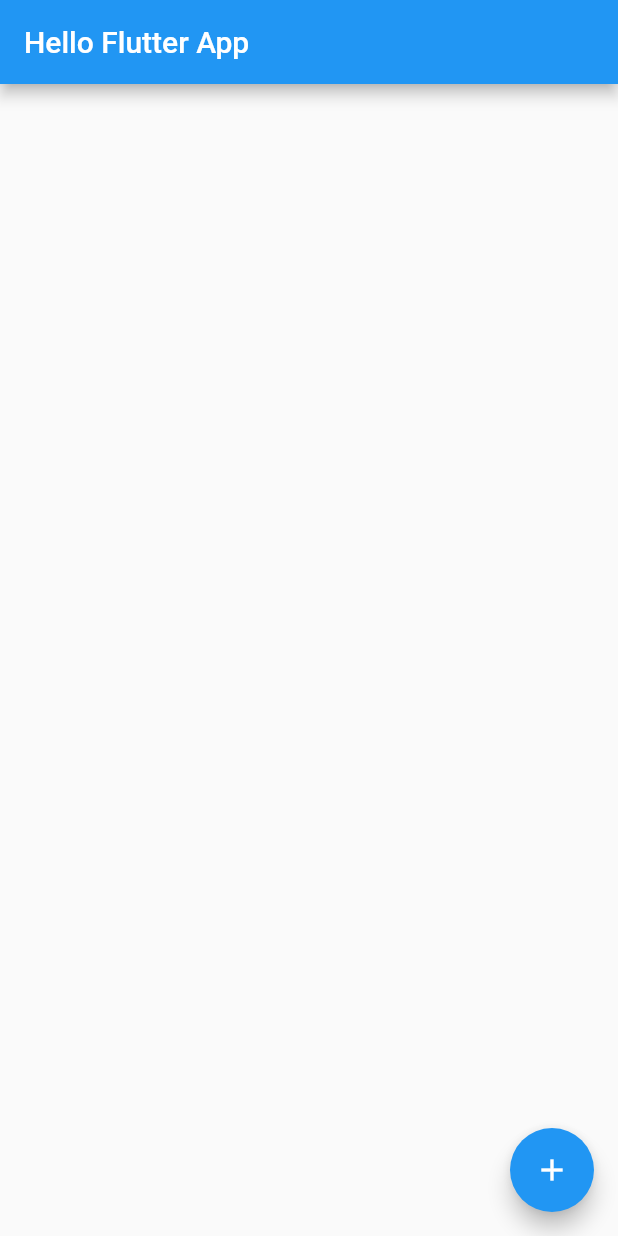
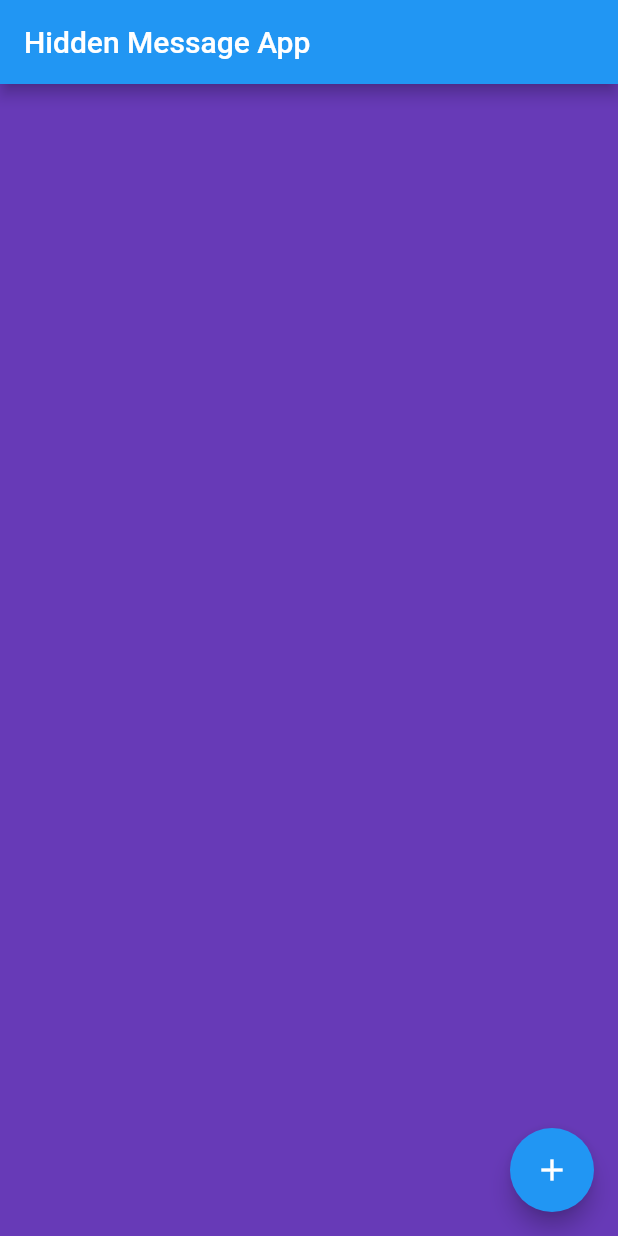
Before and after one commit to KevMorelli/Courses, a Flutter app: the screen it shows after launch, on a phone screen of 412 x 824 dp. Run offline on Flutter 3.47's test engine with Material 2 defaults, Android fonts, the phone set to English and light mode, and no system bars.

Commit message:
Design own style

```diff
--- a/2019/08 - Flutter Introduction/Hello Flutter/hello_flutter/lib/main.dart
+++ b/2019/08 - Flutter Introduction/Hello Flutter/hello_flutter/lib/main.dart
@@ -6,11 +6,8 @@
   @override
   Widget build(BuildContext context) {
     return MaterialApp(
-      title: 'Flutter Demo',
-      theme: ThemeData(
-        primarySwatch: Colors.blue,
-      ),
-      home: MyHomePage(title: 'Hello Flutter App'),
+      title: 'Hello Flutter App',
+      home: MyHomePage(title: 'Hidden Message App'),
     );
   }
 }
@@ -26,14 +23,14 @@
 
 class _MyHomePageState extends State<MyHomePage> {
   int counter = 0;
-  var template = "Hello Flutter!";
-  var message = "";
+  var template = 'Hello Flutter!';
+  var message = '';
 
   void incrementCounter() {
     setState(() {
       if (counter < template.length) {
         counter++;
-        message = "";
+        message = '';
 
         for (int i = 0; i < counter; i++) {
           message += template[i];
@@ -48,15 +45,16 @@
       appBar: AppBar(
         title: Text(widget.title),
       ),
-      body: Center(
-        child: Column(
-          mainAxisAlignment: MainAxisAlignment.center,
-          children: <Widget>[
-            Text(
-              '$message',
-              style: Theme.of(context).textTheme.display1,
-            ),
-          ],
+      body: Material(
+        color: Colors.deepPurple,
+        child: Center(
+          child: Column(
+            mainAxisAlignment: MainAxisAlignment.center,
+            children: <Widget>[
+              Text('$message',
+                  style: TextStyle(color: Colors.white, fontSize: 24.0)),
+            ],
+          ),
         ),
       ),
       floatingActionButton: FloatingActionButton(
```
Also changed, not shown: 1 other file.
